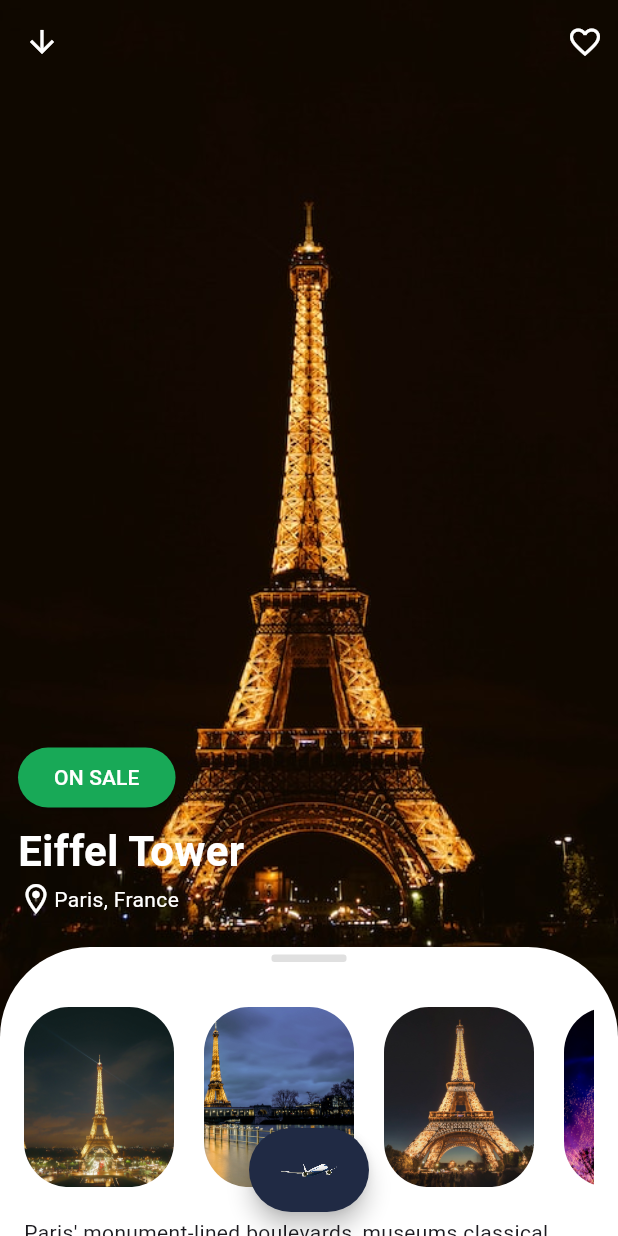
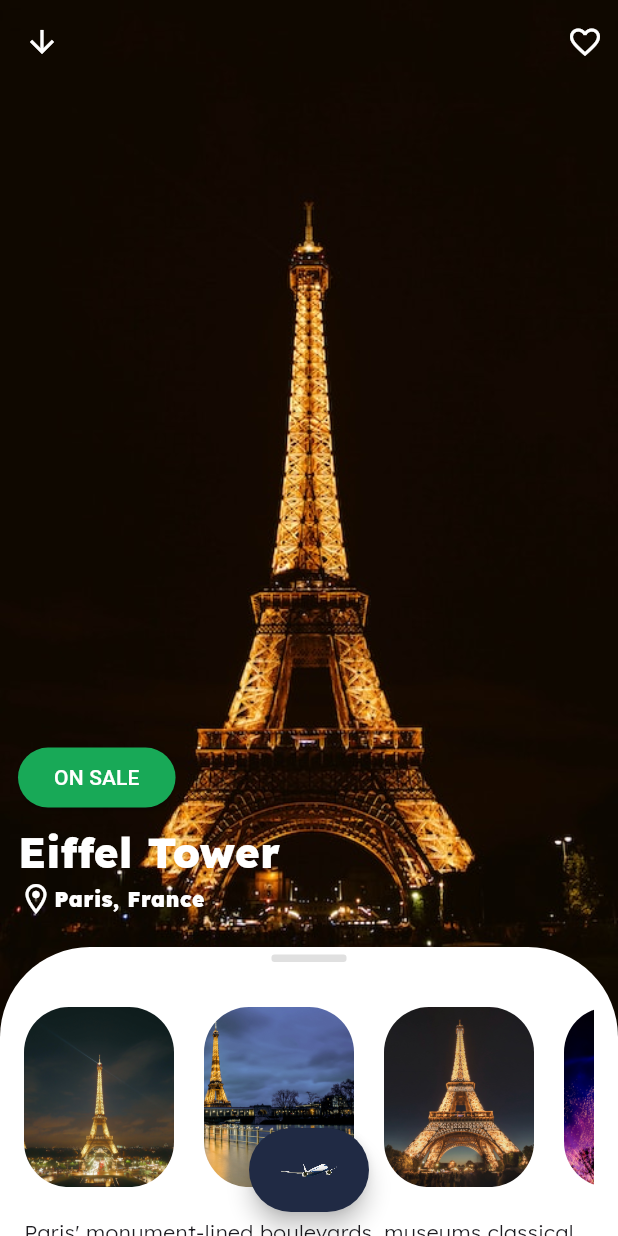
Before and after one commit to ashunasar/vappr_tech_task, a Flutter app: the screen it shows after launch, on a phone screen of 412 x 824 dp. Run offline on Flutter 3.47's test engine with Material 2 defaults, Android fonts, the phone set to English and light mode, and no system bars; our stand-ins replace get.

Commit message:
fontfamily changes

```diff
--- a/lib/gen/fonts.gen.dart
+++ b/lib/gen/fonts.gen.dart
@@ -10,42 +10,27 @@
 class FontFamily {
   FontFamily._();
 
-  /// Font family: OpenSans-Bold
-  static const String openSansBold = 'OpenSans-Bold';
+  /// Font family: Lexend-Black
+  static const String lexendBlack = 'Lexend-Black';
 
-  /// Font family: OpenSans-BoldItalic
-  static const String openSansBoldItalic = 'OpenSans-BoldItalic';
+  /// Font family: Lexend-Bold
+  static const String lexendBold = 'Lexend-Bold';
 
-  /// Font family: OpenSans-ExtraBold
-  static const String openSansExtraBold = 'OpenSans-ExtraBold';
+  /// Font family: Lexend-ExtraBold
+  static const String lexendExtraBold = 'Lexend-ExtraBold';
 
-  /// Font family: OpenSans-ExtraBoldItalic
-  static const String openSansExtraBoldItalic = 'OpenSans-ExtraBoldItalic';
+  /// Font family: Lexend-ExtraLight
+  static const String lexendExtraLight = 'Lexend-ExtraLight';
 
-  /// Font family: OpenSans-Italic
-  static const String openSansItalic = 'OpenSans-Italic';
+  /// Font family: Lexend-Light
+  static const String lexendLight = 'Lexend-Light';
 
-  /// Font family: OpenSans-Light
-  static const String openSansLight = 'OpenSans-Light';
+  /// Font family: Lexend-Medium
+  static const String lexendMedium = 'Lexend-Medium';
 
-  /// Font family: OpenSans-LightItalic
-  static const String openSansLightItalic = 'OpenSans-LightItalic';
+  /// Font family: Lexend-Regular
+  static const String lexendRegular = 'Lexend-Regular';
 
-  /// Font family: OpenSans-Medium
-  static const String openSansMedium = 'OpenSans-Medium';
-
-  /// Font family: OpenSans-MediumItalic
-  static const String openSansMediumItalic = 'OpenSans-MediumItalic';
-
-  /// Font family: OpenSans-Regular
-  static const String openSansRegular = 'OpenSans-Regular';
-
-  /// Font family: OpenSans-SemiBold
-  static const String openSansSemiBold = 'OpenSans-SemiBold';
-
-  /// Font family: OpenSans-SemiBoldItalic
-  static const String openSansSemiBoldItalic = 'OpenSans-SemiBoldItalic';
-
-  /// Font family: Questrial-Regular
-  static const String questrialRegular = 'Questrial-Regular';
+  /// Font family: Lexend-SemiBold
+  static const String lexendSemiBold = 'Lexend-SemiBold';
 }
--- a/lib/main.dart
+++ b/lib/main.dart
@@ -13,7 +13,7 @@ class MyApp extends StatelessWidget {
   @override
   Widget build(BuildContext context) {
     return GetMaterialApp(
-      title: 'Flutter Demo',
+      title: 'VAPPR TECH TASK',
       debugShowCheckedModeBanner: false,
       theme: ThemeData(
           colorScheme: ColorScheme.fromSeed(seedColor: Colors.deepPurple),
--- a/lib/modules/home/views/home.view.dart
+++ b/lib/modules/home/views/home.view.dart
@@ -2,6 +2,7 @@ import 'dart:ui';
 import 'package:flutter/material.dart';
 import 'package:get/get.dart';
 import 'package:vappr_tech_task/gen/assets.gen.dart';
+import 'package:vappr_tech_task/gen/fonts.gen.dart';
 import 'package:vappr_tech_task/modules/home/%20controllers/home.controller.dart';
 
 class HomeView extends GetView<HomeController> {
@@ -20,8 +21,7 @@ class HomeView extends GetView<HomeController> {
             actions: const [
               Icon(Icons.favorite_outline_outlined),
               SizedBox(width: 10)
-          ],
-        ),
+            ]),
         body: SizedBox.expand(
           child: Stack(
             fit: StackFit.expand,
@@ -58,20 +58,20 @@ class HomeView extends GetView<HomeController> {
                           children: [
                             Text('Eiffel Tower',
                                 style: TextStyle(
+                                    fontFamily: FontFamily.lexendExtraBold,
                                     fontSize: 18,
                                     fontWeight: FontWeight.bold,
                                     color: Colors.white)),
                             Row(
                                 mainAxisAlignment: MainAxisAlignment.center,
                                 children: [
-                                  Icon(
-                                    Icons.location_on_outlined,
-                                    color: Colors.white,
-                                    size: 18,
-                                  ),
+                                  Icon(Icons.location_on_outlined,
+                                      color: Colors.white, size: 18),
                                   Text('Paris, France',
                                       style: TextStyle(
-                                          fontSize: 10, color: Colors.white))
+                                          fontFamily: FontFamily.lexendBold,
+                                          fontSize: 10,
+                                          color: Colors.white))
                                 ])
                           ],
                         ),
@@ -115,6 +115,8 @@ class HomeView extends GetView<HomeController> {
                                         const SizedBox(height: 5),
                                         const Text('Eiffel Tower',
                                             style: TextStyle(
+                                                fontFamily:
+                                                    FontFamily.lexendExtraBold,
                                                 fontSize: 28,
                                                 fontWeight: FontWeight.bold,
                                                 color: Colors.white)),
@@ -123,6 +125,8 @@ class HomeView extends GetView<HomeController> {
                                               color: Colors.white),
                                           Text('Paris, France',
                                               style: TextStyle(
+                                                  fontFamily:
+                                                      FontFamily.lexendBlack,
                                                   color: Colors.white))
                                         ])
                                       ]),
@@ -185,9 +189,16 @@ class HomeView extends GetView<HomeController> {
                                 ),
                                 const SizedBox(height: 20),
                                 const Text(
-                                    'Paris\' monument-lined boulevards, museums classical bistros and boutiques are enhanced by a new wave of multimedia galleries, creative wine bars, design shops and tech start-ups.'),
+                                  'Paris\' monument-lined boulevards, museums classical bistros and boutiques are enhanced by a new wave of multimedia galleries, creative wine bars, design shops and tech start-ups.',
+                                  style: TextStyle(
+                                      fontFamily: FontFamily.lexendLight),
+                                ),
                                 const SizedBox(height: 20),
-                                const Text('READ MORE'),
+                                const Text(
+                                  'READ MORE',
+                                  style: TextStyle(
+                                      fontFamily: FontFamily.lexendBold),
+                                ),
                                 const SizedBox(height: 20),
                                 Container(
                                   height: 170,
@@ -213,17 +224,19 @@ class HomeView extends GetView<HomeController> {
                                 const Align(
                                   alignment: Alignment.centerLeft,
                                   child: Text('Top Sight',
-                                      style: TextStyle(fontSize: 24)),
+                                      style: TextStyle(
+                                          fontFamily: FontFamily.lexendLight,
+                                          fontSize: 24)),
                                 ),
                                 const SizedBox(height: 20),
                                 Row(
                                   children: [
                                     ClipRRect(
-                                      borderRadius: BorderRadius.circular(30),
+                                      borderRadius: BorderRadius.circular(25),
                                       child: Assets.images.tower3.image(
                                         fit: BoxFit.cover,
-                                        height: 100,
-                                        width: 180,
+                                        height: 90,
+                                        width: 160,
                                       ),
                                     ),
                                     const SizedBox(width: 20),
@@ -233,11 +246,17 @@ class HomeView extends GetView<HomeController> {
                                       children: [
                                         Text(
                                           'Musée du Louvre',
-                                          style: TextStyle(fontSize: 18),
+                                          style: TextStyle(
+                                              fontFamily:
+                                                  FontFamily.lexendMedium,
+                                              fontSize: 18),
                                         ),
                                         Text(
                                           'Top choice museum in\nLouvre & Lis Hales',
-                                          style: TextStyle(fontSize: 10),
+                                          style: TextStyle(
+                                              fontFamily:
+                                                  FontFamily.lexendMedium,
+                                              fontSize: 10),
                                         ),
                                         SizedBox(height: 20),
                                       ],
@@ -265,7 +284,8 @@ class HomeView extends GetView<HomeController> {
             onPressed: () {},
             label: AnimatedSwitcher(
                 duration: controller.duration200Mil,
-              transitionBuilder: (Widget child, Animation<double> animation) =>
+                transitionBuilder:
+                    (Widget child, Animation<double> animation) =>
                         FadeTransition(
                           opacity: animation,
                           child: SizeTransition(
@@ -276,12 +296,13 @@ class HomeView extends GetView<HomeController> {
                         ),
                 child: controller.showDestination.value
                     ? Assets.icons.planeIcon.image(height: 50, width: 40)
-                  : Row(
-                      children: [
+                    : Row(children: [
                         Assets.icons.planeIcon.image(height: 50),
                         const SizedBox(width: 20),
                         const Text('SEARCH FLIGHTS',
-                            style: TextStyle(color: Colors.white)),
+                            style: TextStyle(
+                                fontFamily: FontFamily.lexendExtraBold,
+                                color: Colors.white)),
                         const SizedBox(width: 20),
                         ElevatedButton(
                             onPressed: () {},
@@ -290,9 +311,9 @@ class HomeView extends GetView<HomeController> {
                                     MaterialStateProperty.all(Colors.white),
                                 backgroundColor: MaterialStateProperty.all(
                                     const Color(0xFF18A957))),
-                            child: const Text('ON SALE'))
-                      ],
-                    ),
-            ))));
+                            child: const Text('ON SALE',
+                                style: TextStyle(
+                                    fontFamily: FontFamily.lexendExtraBold)))
+                      ])))));
   }
 }
```
Lines whose indentation alone changed are shown as unchanged.
